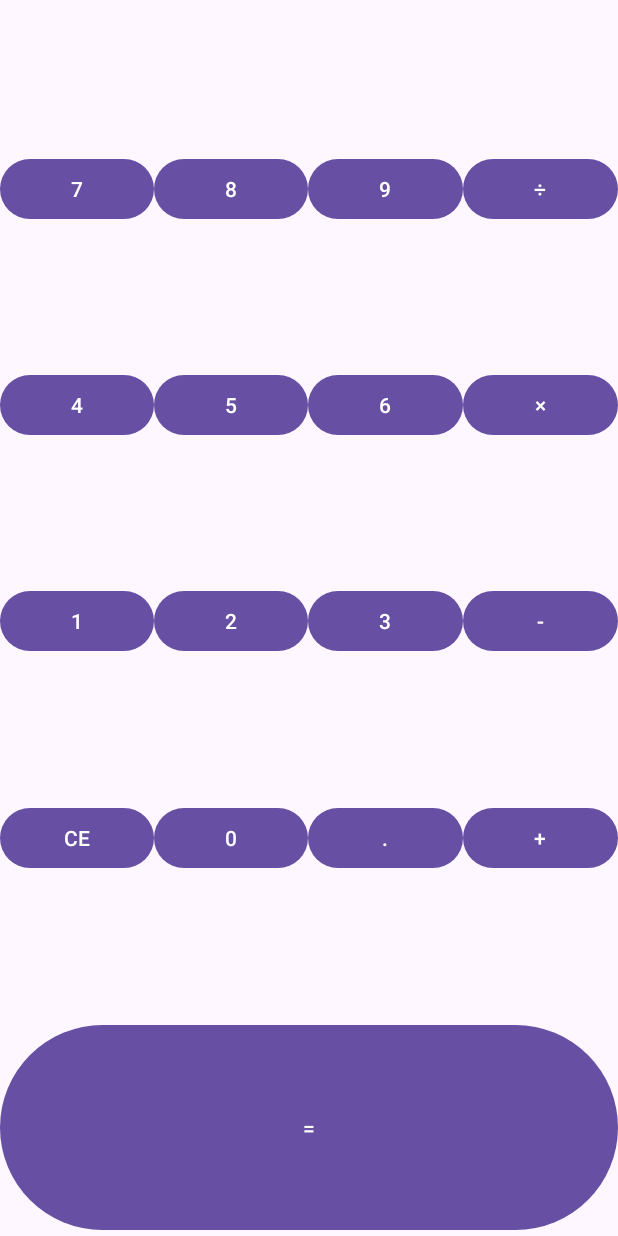
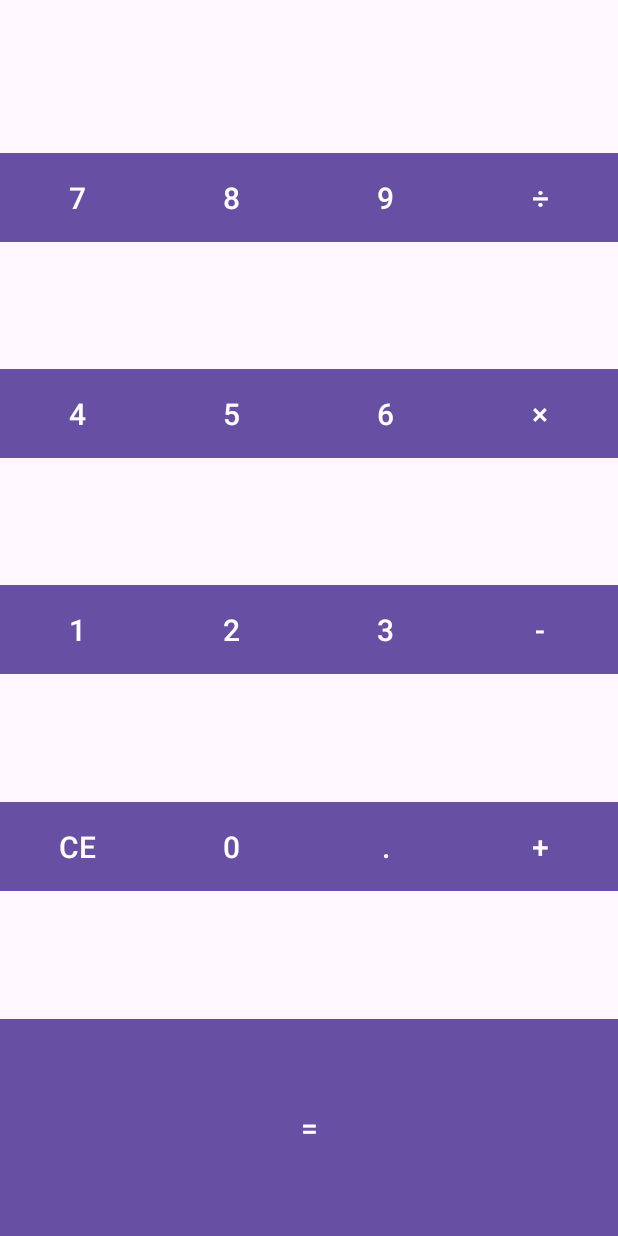
Before and after one commit to selim613/Lab3, an Android app: the screen it shows after launch (MainActivity), on a phone screen of 412 x 824 dp. Run offline under Robolectric (Android 15) with nearby library versions, the phone set to English and light mode, and no system bars.

Commit message:
button layout

```diff
--- a/app/src/main/res/layout/activity_main.xml
+++ b/app/src/main/res/layout/activity_main.xml
@@ -31,7 +31,12 @@
                 android:layout_height="wrap_content"
                 android:layout_weight="1"
                 android:onClick="button07Click"
+                android:background="@color/buttonBackground"
+                android:textColor="@color/buttonTextColor"
+                android:padding="12dp"
+                android:textSize="20sp"
                 android:text="@string/button_07" />
+
 
             <Button
                 android:id="@+id/button08"
@@ -39,6 +44,10 @@
                 android:layout_height="wrap_content"
                 android:layout_weight="1"
                 android:onClick="button08Click"
+                android:background="@color/buttonBackground"
+                android:textColor="@color/buttonTextColor"
+                android:padding="12dp"
+                android:textSize="20sp"
                 android:text="@string/button_08" />
 
             <Button
@@ -47,6 +56,10 @@
                 android:layout_height="wrap_content"
                 android:layout_weight="1"
                 android:onClick="button09Click"
+                android:background="@color/buttonBackground"
+                android:textColor="@color/buttonTextColor"
+                android:padding="12dp"
+                android:textSize="20sp"
                 android:text="@string/button_09" />
 
             <Button
@@ -55,6 +68,10 @@
                 android:layout_height="wrap_content"
                 android:layout_weight="1"
                 android:onClick="buttonDivClick"
+                android:background="@color/buttonBackground"
+                android:textColor="@color/buttonTextColor"
+                android:padding="12dp"
+                android:textSize="20sp"
                 android:text="@string/button_div" />
 
         </LinearLayout>
@@ -72,6 +89,10 @@
                 android:layout_height="wrap_content"
                 android:layout_weight="1"
                 android:onClick="button04Click"
+                android:background="@color/buttonBackground"
+                android:textColor="@color/buttonTextColor"
+                android:padding="12dp"
+                android:textSize="20sp"
                 android:text="@string/button_04" />
 
             <Button
@@ -80,6 +101,10 @@
                 android:layout_height="wrap_content"
                 android:layout_weight="1"
                 android:onClick="button05Click"
+                android:background="@color/buttonBackground"
+                android:textColor="@color/buttonTextColor"
+                android:padding="12dp"
+                android:textSize="20sp"
                 android:text="@string/button_05" />
 
             <Button
@@ -88,7 +113,12 @@
                 android:layout_height="wrap_content"
                 android:layout_weight="1"
                 android:onClick="button06Click"
+                android:background="@color/buttonBackground"
+                android:textColor="@color/buttonTextColor"
+                android:padding="12dp"
+                android:textSize="20sp"
                 android:text="@string/button_06" />
+
 
             <Button
                 android:id="@+id/buttonMult"
@@ -96,6 +126,10 @@
                 android:layout_height="wrap_content"
                 android:layout_weight="1"
                 android:onClick="buttonMultClick"
+                android:background="@color/buttonBackground"
+                android:textColor="@color/buttonTextColor"
+                android:padding="12dp"
+                android:textSize="20sp"
                 android:text="@string/button_mult" />
 
         </LinearLayout>
@@ -113,6 +147,10 @@
                 android:layout_height="wrap_content"
                 android:layout_weight="1"
                 android:onClick="button01Click"
+                android:background="@color/buttonBackground"
+                android:textColor="@color/buttonTextColor"
+                android:padding="12dp"
+                android:textSize="20sp"
                 android:text="@string/button_01" />
 
             <Button
@@ -121,6 +159,10 @@
                 android:layout_height="wrap_content"
                 android:layout_weight="1"
                 android:onClick="button02Click"
+                android:background="@color/buttonBackground"
+                android:textColor="@color/buttonTextColor"
+                android:padding="12dp"
+                android:textSize="20sp"
                 android:text="@string/button_02" />
 
             <Button
@@ -129,6 +171,10 @@
                 android:layout_height="wrap_content"
                 android:layout_weight="1"
                 android:onClick="button03Click"
+                android:background="@color/buttonBackground"
+                android:textColor="@color/buttonTextColor"
+                android:padding="12dp"
+                android:textSize="20sp"
                 android:text="@string/button_03" />
 
             <Button
@@ -137,6 +183,10 @@
                 android:layout_height="wrap_content"
                 android:layout_weight="1"
                 android:onClick="buttonSubClick"
+                android:background="@color/buttonBackground"
+                android:textColor="@color/buttonTextColor"
+                android:padding="12dp"
+                android:textSize="20sp"
                 android:text="@string/button_sub" />
 
         </LinearLayout>
@@ -154,6 +204,10 @@
                 android:layout_height="wrap_content"
                 android:layout_weight="1"
                 android:onClick="buttonCEClick"
+                android:background="@color/buttonBackground"
+                android:textColor="@color/buttonTextColor"
+                android:padding="12dp"
+                android:textSize="20sp"
                 android:text="@string/button_ce" />
 
             <Button
@@ -162,6 +216,10 @@
                 android:layout_height="wrap_content"
                 android:layout_weight="1"
                 android:onClick="button00Click"
+                android:background="@color/buttonBackground"
+                android:textColor="@color/buttonTextColor"
+                android:padding="12dp"
+                android:textSize="20sp"
                 android:text="@string/button_00" />
 
             <Button
@@ -170,6 +228,10 @@
                 android:layout_height="wrap_content"
                 android:layout_weight="1"
                 android:onClick="buttonDotClick"
+                android:background="@color/buttonBackground"
+                android:textColor="@color/buttonTextColor"
+                android:padding="12dp"
+                android:textSize="20sp"
                 android:text="@string/button_dot" />
 
             <Button
@@ -178,6 +240,10 @@
                 android:layout_height="wrap_content"
                 android:layout_weight="1"
                 android:onClick="buttonAddClick"
+                android:background="@color/buttonBackground"
+                android:textColor="@color/buttonTextColor"
+                android:padding="12dp"
+                android:textSize="20sp"
                 android:text="@string/button_add" />
         </LinearLayout>
 
@@ -187,6 +253,10 @@
             android:layout_height="0dp"
             android:layout_weight="1"
             android:onClick="buttonEqClick"
+            android:background="@color/buttonBackground"
+            android:textColor="@color/buttonTextColor"
+            android:padding="12dp"
+            android:textSize="20sp"
             android:text="=" />
 
     </LinearLayout>
--- a/app/src/main/res/values/colors.xml
+++ b/app/src/main/res/values/colors.xml
@@ -1,5 +1,7 @@
-<?xml version="1.0" encoding="utf-8"?>
 <resources>
-    <color name="black">#FF000000</color>
-    <color name="white">#FFFFFFFF</color>
+    <color name="backgroundColor">#F5F5F5</color>
+    <color name="primaryTextColor">#333333</color>
+    <color name="buttonBackground">#6200EE</color>
+    <color name="buttonTextColor">#FFFFFF</color>
+    <color name="operatorButtonBackground">#03DAC6</color>
 </resources>
```
